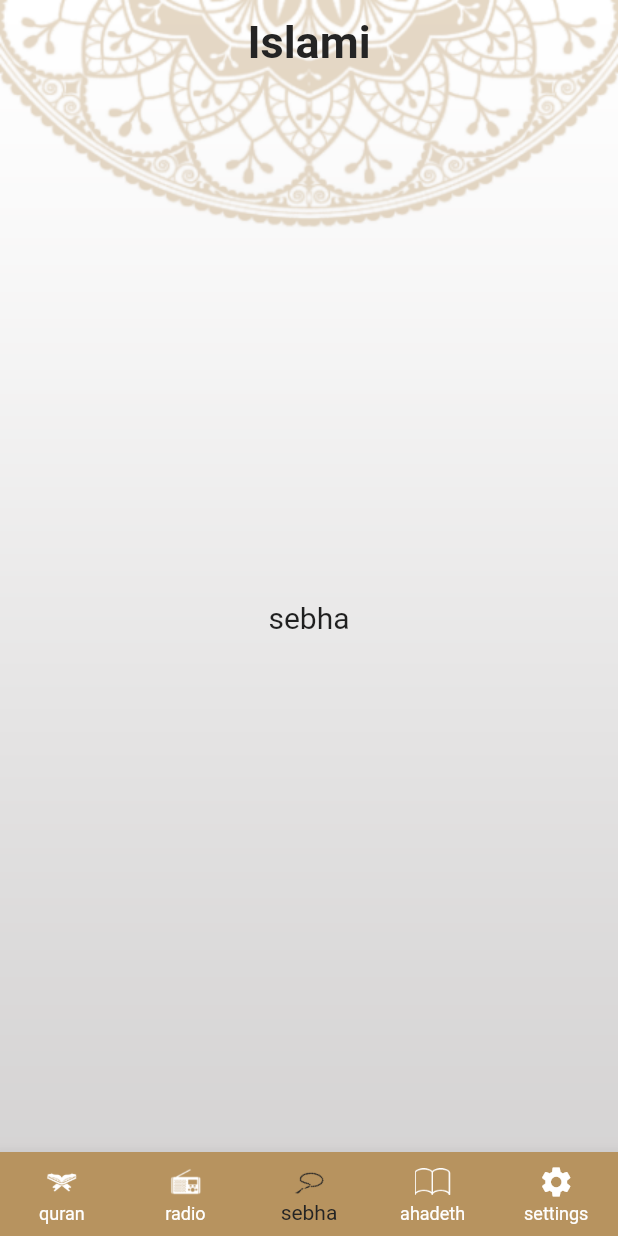
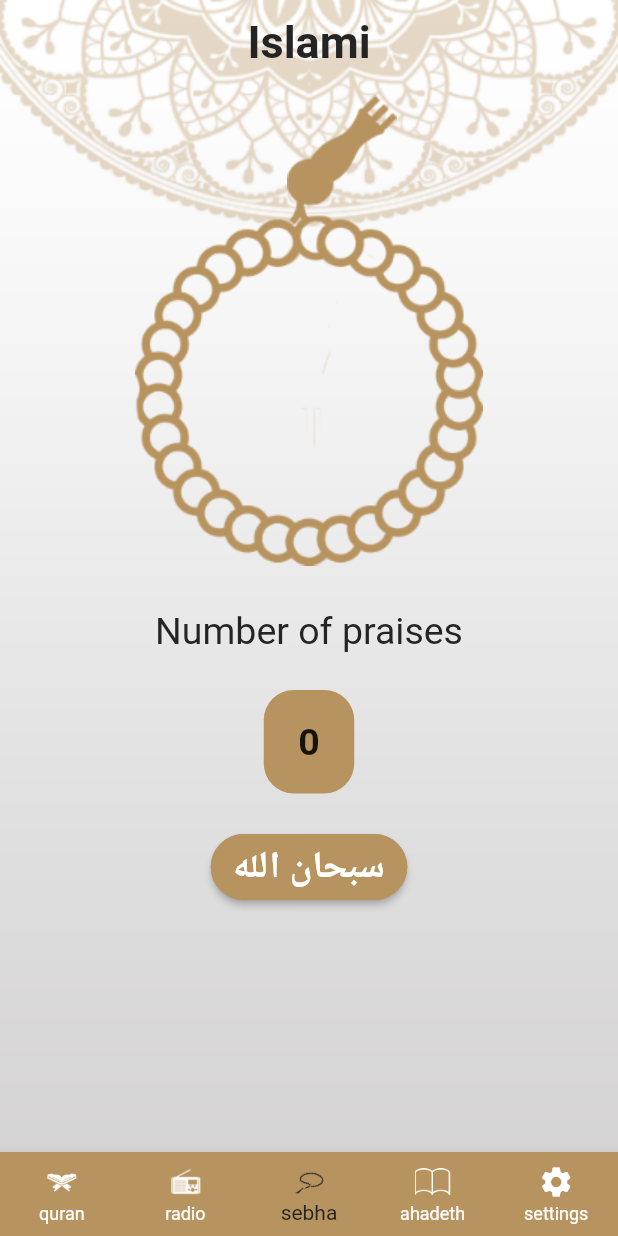
Before and after one commit to OHany1999/islami, a Flutter app: the screen it shows after launch, item 3 of the bottom bar chosen, on a phone screen of 412 x 824 dp. Run offline on Flutter 3.47's test engine with Material 2 defaults, Android fonts, the phone set to English and light mode, and no system bars; generated files the repository leaves out were written again.

Commit message:
sebha_screen

```diff
--- a/lib/home/home_screen.dart
+++ b/lib/home/home_screen.dart
@@ -2,7 +2,7 @@ import 'package:flutter/material.dart';
 import 'package:islami/home/tabs/ahadeth/ahadeth.dart';
 import 'package:islami/home/tabs/quran/quran.dart';
 import 'package:islami/home/tabs/radio/radio.dart';
-import 'package:islami/home/tabs/sebha.dart';
+import 'package:islami/home/tabs/sebha/sebha.dart';
 import 'package:islami/home/tabs/settings/settings.dart';
 import 'package:islami/my_theme.dart';
 import 'package:flutter_gen/gen_l10n/app_localizations.dart';
--- a/lib/home/tabs/sebha.dart
+++ /dev/null
@@ -1,11 +0,0 @@
-import 'package:flutter/material.dart';
-
-class SebhaScreen extends StatelessWidget {
-
-  static const String routeName = 'sebha';
-
-  @override
-  Widget build(BuildContext context) {
-    return Center(child: Text('sebha',style: TextStyle(fontSize: 20.0),),);
-  }
-}
--- /dev/null
+++ b/lib/home/tabs/sebha/sebha.dart
@@ -0,0 +1,85 @@
+import 'package:flutter/material.dart';
+import 'package:flutter_gen/gen_l10n/app_localizations.dart';
+import 'package:islami/my_theme.dart';
+import 'package:islami/providers/my_provider.dart';
+import 'package:provider/provider.dart';
+
+class SebhaScreen extends StatelessWidget {
+  static const String routeName = 'sebha';
+
+  @override
+  Widget build(BuildContext context) {
+    var provider = Provider.of<MYProvider>(context);
+    return Column(
+      children: [
+        Stack(
+          children: [
+            Container(
+              height: 180,
+              alignment: Alignment(0.13, -0.8),
+              child: Image.asset(provider.HeadsebhaImage()),
+            ),
+            Container(
+              height: 350.0,
+              alignment: Alignment(0.0, 0.5),
+              child: Image.asset(provider.BodysebhaImage()),
+            ),
+          ],
+        ),
+        Text(
+          AppLocalizations.of(context)!.numberPraises,
+          style: Theme.of(context).textTheme.subtitle1!.copyWith(
+                color: Theme.of(context).colorScheme.surface,
+              ),
+        ),
+        SizedBox(
+          height: 25.0,
+        ),
+        Container(
+            padding: EdgeInsets.symmetric(horizontal: 23.0, vertical: 20.0),
+            decoration: BoxDecoration(
+              color: Theme.of(context).colorScheme.primary,
+              borderRadius: BorderRadius.circular(20),
+            ),
+            child: Text(
+              '${provider.number}',
+              style: TextStyle(fontSize: 25, fontWeight: FontWeight.bold),
+            )),
+        SizedBox(
+          height: 25.0,
+        ),
+        ElevatedButton(
+          style: ButtonStyle(
+            backgroundColor: MaterialStateProperty.all<Color>(
+                Theme.of(context).colorScheme.onError),
+            padding: MaterialStateProperty.all<EdgeInsetsGeometry>(
+              EdgeInsets.symmetric(
+                horizontal: 15,
+                vertical: 5,
+              ),
+            ),
+            shape: MaterialStateProperty.all<RoundedRectangleBorder>(
+              RoundedRectangleBorder(
+                borderRadius: BorderRadius.circular(25.0),
+                side: BorderSide(
+                  color: Theme.of(context).colorScheme.onError,
+                ),
+              ),
+            ),
+          ),
+          onPressed: () {
+            provider.ChangeTasebhNumber();
+          },
+          child: Text(
+            provider.Tasebh,
+            style: TextStyle(
+              fontSize: 25,
+              fontWeight: FontWeight.bold,
+              color: Theme.of(context).colorScheme.onSurface,
+            ),
+          ),
+        ),
+      ],
+    );
+  }
+}
--- a/lib/l10n/app_ar.arb
+++ b/lib/l10n/app_ar.arb
@@ -7,5 +7,6 @@
     "english":"الانجليزية",
     "arabic":"العربية",
     "light":"فاتح",
-    "dark":"غامق"
+    "dark":"غامق",
+    "numberPraises":"عدد التسبيحات"
 }
--- a/lib/l10n/app_en.arb
+++ b/lib/l10n/app_en.arb
@@ -7,5 +7,6 @@
     "english":"English",
     "arabic":"Arabic",
     "light":"Light",
-    "dark":"Dark"
+    "dark":"Dark",
+    "numberPraises":"Number of praises"
 }
--- a/lib/main.dart
+++ b/lib/main.dart
@@ -4,13 +4,14 @@ import 'package:islami/home/tabs/ahadeth/ahadeth.dart';
 import 'package:islami/home/tabs/ahadeth/hadeth_details.dart';
 import 'package:islami/home/tabs/quran/quran.dart';
 import 'package:islami/home/tabs/radio/radio.dart';
-import 'package:islami/home/tabs/sebha.dart';
 import 'package:islami/my_theme.dart';
 import 'package:islami/home/tabs/quran/sura_view.dart';
 import 'package:flutter_localizations/flutter_localizations.dart';
 import 'package:flutter_gen/gen_l10n/app_localizations.dart';
 import 'package:islami/providers/my_provider.dart';
 import 'package:provider/provider.dart';
+
+import 'home/tabs/sebha/sebha.dart';
 
 void main() {
   runApp(
--- a/lib/my_theme.dart
+++ b/lib/my_theme.dart
@@ -15,7 +15,7 @@ class MyThemeData {
       primary:colorGold,
       onPrimary:colorBlack ,
       error: Colors.red,
-      onError: Colors.white,
+      onError: colorGold,
       surface: colorBlack,
       onSurface: Colors.white,
       background: Colors.grey.shade300,
@@ -53,9 +53,9 @@ class MyThemeData {
       primary:primaryDarkColor,
       onPrimary:OnprimaryDarkColor ,
       error: Colors.red,
-      onError: Colors.white,
+      onError: OnprimaryDarkColor,
       surface: Colors.white,
-      onSurface: Colors.white,
+      onSurface: Colors.black,
       background: primaryDarkColor,
       onBackground: OnprimaryDarkColor,
       secondary: primaryDarkColor,
--- a/lib/providers/my_provider.dart
+++ b/lib/providers/my_provider.dart
@@ -8,14 +8,14 @@ class MYProvider extends ChangeNotifier{
     language = languageCode;
     notifyListeners();
   }
-
+//-----------------------------------------
    ThemeMode themeMode = ThemeMode.light;
 
   void changeTheme(ThemeMode theme){
     themeMode = theme;
     notifyListeners();
   }
-
+//------------------------------------
   String getBackground(){
     if(themeMode == ThemeMode.light){
       return 'assets/images/main_bg.png';
@@ -23,5 +23,38 @@ class MYProvider extends ChangeNotifier{
       return 'assets/images/dark_background.png';
     }
   }
+  //----------------------------
+  int number = 0;
+  String Tasebh='سبحان الله';
+
+  void ChangeTasebhNumber(){
+    number++;
+    if(number == 33 && Tasebh == 'سبحان الله'){
+      number=0;
+      Tasebh='الحمد لله';
+    }
+    else if(number == 33 && Tasebh == 'الحمد لله'){
+      number=0;
+      Tasebh='لا اله الا الله';
+    }else if(number == 33 && Tasebh =='لا اله الا الله'){
+      number=0;
+      Tasebh='سبحان الله';
+    }
+    notifyListeners();
+  }
+  String BodysebhaImage(){
+    if(themeMode == ThemeMode.light){
+      return 'assets/images/bodySebha.png';
+    }else{
+      return 'assets/images/bodySebhaDark.png';
+    }
+  }
+  String HeadsebhaImage(){
+    if(themeMode == ThemeMode.light){
+      return 'assets/images/headSebha.png';
+    }else{
+      return 'assets/images/headSebhaDark.png';
+    }
+  }
 
 }
```
Also changed, not shown: assets/images/2.0x/bodySebhaDark@2x.png (added), assets/images/2.0x/headSebhaDark@2x.png (added), assets/images/3.0x/bodySebhaDark@3x.png (added), assets/images/3.0x/headSebhaDark@3x.png (added), assets/images/bodySebhaDark.png (added), assets/images/headSebhaDark.png (added).
